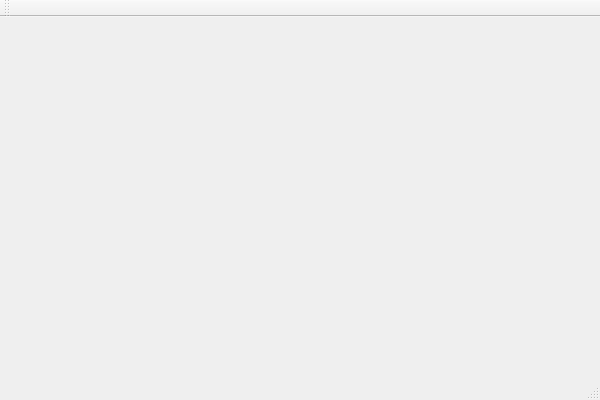
Qt form cis60.1/GamePhysics/gamemenu.ui (fbardelli/compsci) before a commit.
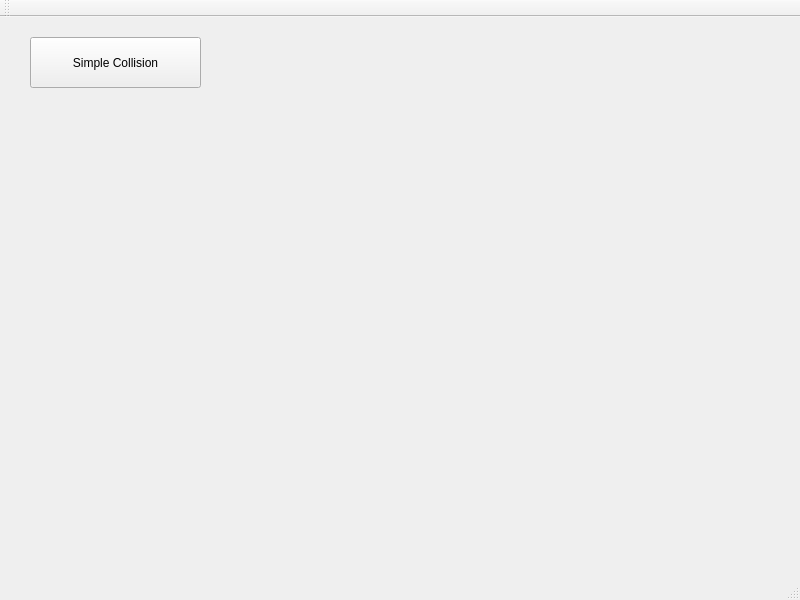
The same form after that commit.

Commit message: Added first button for project

What changed in the file:
```diff
--- a/cis60.1/GamePhysics/gamemenu.ui
+++ b/cis60.1/GamePhysics/gamemenu.ui
@@ -1,24 +1,53 @@
 <ui version="4.0">
  <class>GameMenu</class>
- <widget class="QMainWindow" name="GameMenu" >
-  <property name="geometry" >
+ <widget class="QMainWindow" name="GameMenu">
+  <property name="geometry">
    <rect>
     <x>0</x>
     <y>0</y>
-    <width>600</width>
-    <height>400</height>
+    <width>800</width>
+    <height>600</height>
    </rect>
   </property>
   <property name="windowTitle" >
    <string>GameMenu</string>
   </property>
-  <widget class="QMenuBar" name="menuBar" />
-  <widget class="QToolBar" name="mainToolBar" />
-  <widget class="QWidget" name="centralWidget" />
-  <widget class="QStatusBar" name="statusBar" />
+  <widget class="QWidget" name="centralWidget">
+   <widget class="QPushButton" name="simpleCollision">
+    <property name="geometry">
+     <rect>
+      <x>30</x>
+      <y>20</y>
+      <width>171</width>
+      <height>51</height>
+     </rect>
+    </property>
+    <property name="text">
+     <string>Simple Collision</string>
+    </property>
+   </widget>
+  </widget>
+  <widget class="QMenuBar" name="menuBar">
+   <property name="geometry">
+    <rect>
+     <x>0</x>
+     <y>0</y>
+     <width>800</width>
+     <height>22</height>
+    </rect>
+   </property>
+  </widget>
+  <widget class="QToolBar" name="mainToolBar">
+   <attribute name="toolBarArea">
+    <enum>TopToolBarArea</enum>
+   </attribute>
+   <attribute name="toolBarBreak">
+    <bool>false</bool>
+   </attribute>
+  </widget>
+  <widget class="QStatusBar" name="statusBar"/>
  </widget>
- <layoutDefault spacing="6" margin="11" />
- <pixmapfunction></pixmapfunction>
+ <layoutdefault spacing="6" margin="11"/>
  <resources/>
  <connections/>
 </ui>
```
Left out of the diff: 3 changed lines with no effect on the pictures.
